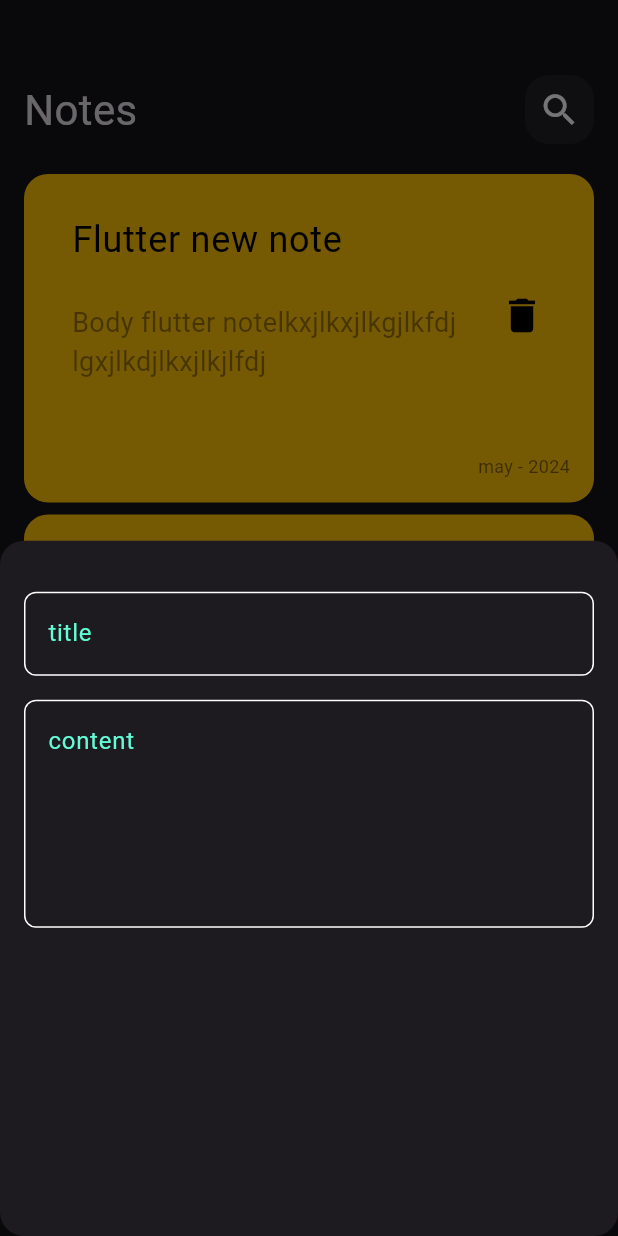
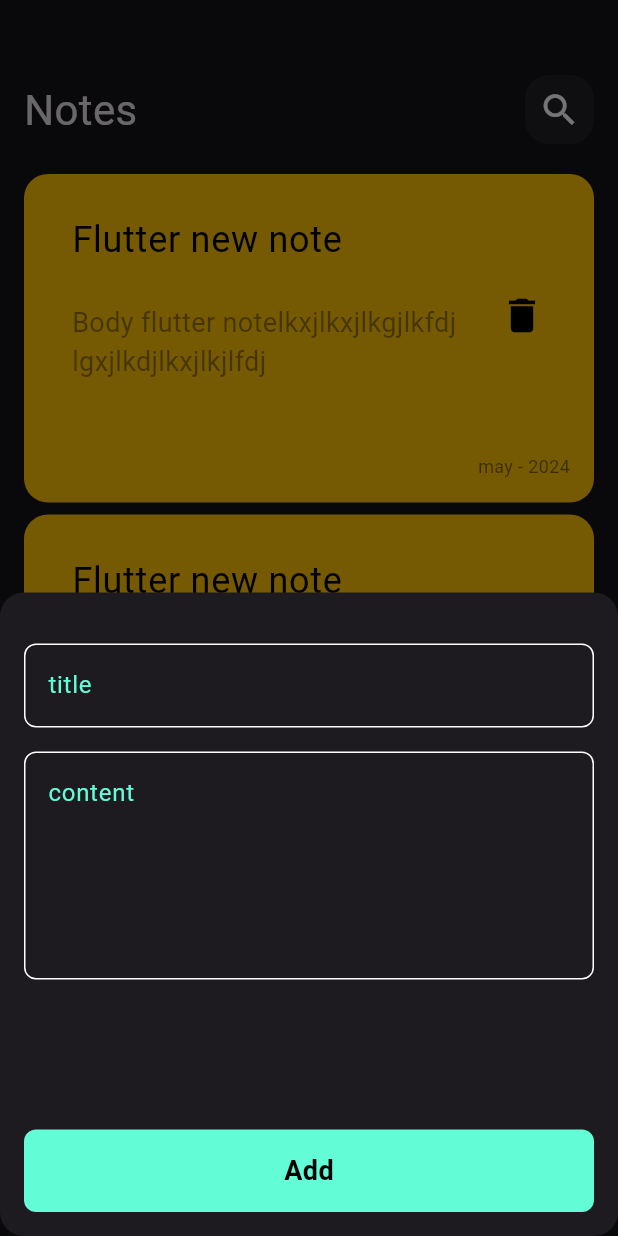
Before and after one commit to sdam123/notes_app, a Flutter app: the screen it shows after launch, after a tap on the "add" icon, on a phone screen of 412 x 824 dp. Run offline on Flutter 3.47's test engine with Material 3 defaults, Android fonts, the phone set to English and light mode, and no system bars.

Commit message:
finsh bottom sheet

```diff
--- /dev/null
+++ b/lib/widget/costum_buttun.dart
@@ -0,0 +1,23 @@
+import 'package:flutter/material.dart';
+import 'package:note_app/constants.dart';
+
+class CustomButton extends StatelessWidget {
+  const CustomButton({super.key});
+
+  @override
+  Widget build(BuildContext context) {
+    return Container(
+      height: 55,
+      width: MediaQuery.of(context).size.width,
+      decoration: BoxDecoration(
+          borderRadius: BorderRadius.circular(8), color: kPrimarycolor),
+      child: Center(
+        child: Text(
+          'Add',
+          style: TextStyle(
+              color: Colors.black, fontWeight: FontWeight.bold, fontSize: 18),
+        ),
+      ),
+    );
+  }
+}
--- a/lib/widget/custom_text_field.dart
+++ b/lib/widget/custom_text_field.dart
@@ -9,6 +9,7 @@ class CustomTextfield extends StatelessWidget {
   @override
   Widget build(BuildContext context) {
     return TextField(
+      cursorColor: kPrimarycolor,
       maxLines: maxline,
       decoration: InputDecoration(
           hintText: hint,
--- a/lib/widget/note_bottom_sheet.dart
+++ b/lib/widget/note_bottom_sheet.dart
@@ -1,5 +1,6 @@
 import 'package:flutter/material.dart';
-import 'package:note_app/constants.dart';
+
+import 'package:note_app/widget/costum_buttun.dart';
 import 'package:note_app/widget/custom_text_field.dart';
 
 class NoteBottomSheet extends StatelessWidget {
@@ -9,6 +10,7 @@ class NoteBottomSheet extends StatelessWidget {
   Widget build(BuildContext context) {
     return Padding(
       padding: const EdgeInsets.all(16),
+      child: SingleChildScrollView(
         child: Column(
           children: [
             SizedBox(
@@ -21,8 +23,13 @@ class NoteBottomSheet extends StatelessWidget {
             CustomTextfield(
               hint: 'content',
               maxline: 5,
-          )
+            ),
+            SizedBox(
+              height: 100,
+            ),
+            CustomButton()
           ],
+        ),
       ),
     );
   }
```
Lines whose indentation alone changed are shown as unchanged.
